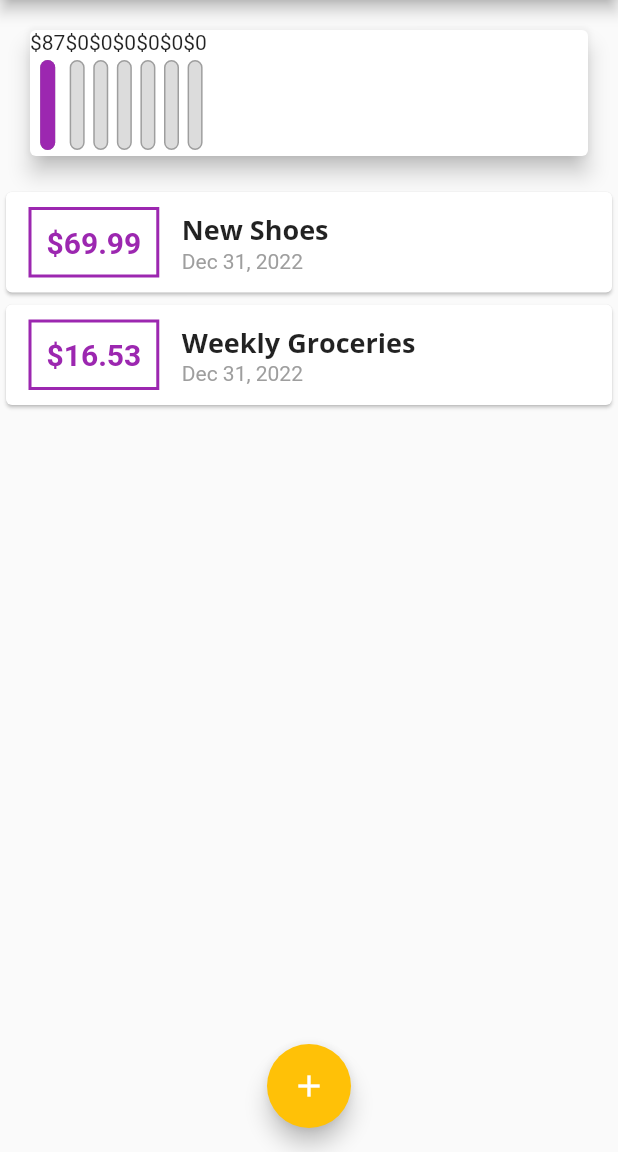
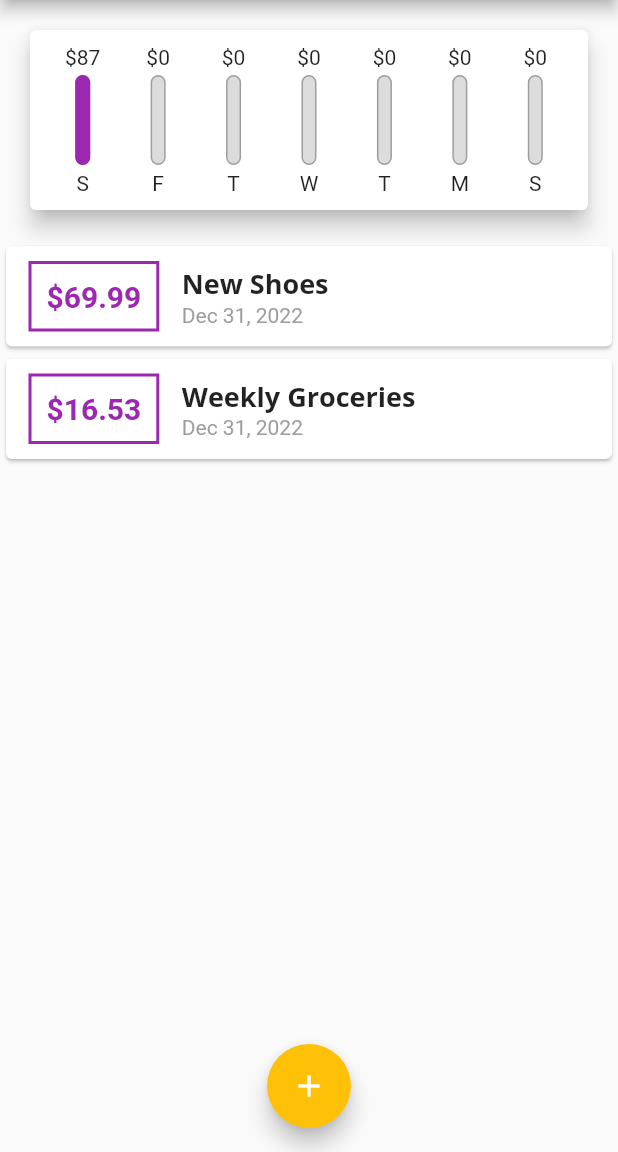
Before and after one commit to JoacoViera/flutter_expenses_app, a Flutter app: the screen it shows after launch, on a phone screen of 412 x 824 dp, the part 84-1236 px from its top. Run offline on Flutter 3.47's test engine with Material 2 defaults, Android fonts, the phone set to English and light mode, and no system bars.

Commit message:
styled chart

```diff
--- a/lib/widgets/chart.dart
+++ b/lib/widgets/chart.dart
@@ -40,15 +40,22 @@ class Chart extends StatelessWidget {
     return Card(
       elevation: 6,
       margin: const EdgeInsets.all(20),
+      child: Container(
+        padding: const EdgeInsets.all(10),
         child: Row(
+          mainAxisAlignment: MainAxisAlignment.spaceAround,
           children: groupedTransactionsValues.map((data) {
-          return ChartBar(
+            return Flexible(
+                fit: FlexFit.tight,
+                child: ChartBar(
                   (data['day'] as String),
                   (data['amount'] as double),
                   totalSpending == 0.0
                       ? 0.0
-                  : (data['amount'] as double) / totalSpending);
+                      : (data['amount'] as double) / totalSpending,
+                ));
           }).toList(),
+        ),
       ),
     );
   }
--- a/lib/widgets/chart_bar.dart
+++ b/lib/widgets/chart_bar.dart
@@ -11,11 +11,13 @@ class ChartBar extends StatelessWidget {
   Widget build(BuildContext context) {
     return Column(
       children: <Widget>[
-        Text('\$${spendingAmount.toStringAsFixed(0)}'),
+        FittedBox(
+          child: Text('\$${spendingAmount.toStringAsFixed(0)}'),
+        ),
         const SizedBox(
           height: 4,
         ),
-        Container(
+        SizedBox(
           height: 60,
           width: 10,
           child: Stack(children: <Widget>[
@@ -39,6 +41,7 @@ class ChartBar extends StatelessWidget {
         const SizedBox(
           height: 4,
         ),
+        Text(label),
       ],
     );
   }
--- a/lib/widgets/new_transaction.dart
+++ b/lib/widgets/new_transaction.dart
@@ -3,7 +3,7 @@ import 'package:flutter/material.dart';
 class NewTransaction extends StatefulWidget {
   final Function addTx;
 
-  NewTransaction(this.addTx, {super.key});
+  const NewTransaction(this.addTx, {super.key});
 
   @override
   State<NewTransaction> createState() => _NewTransactionState();
```
Lines whose indentation alone changed are shown as unchanged.
